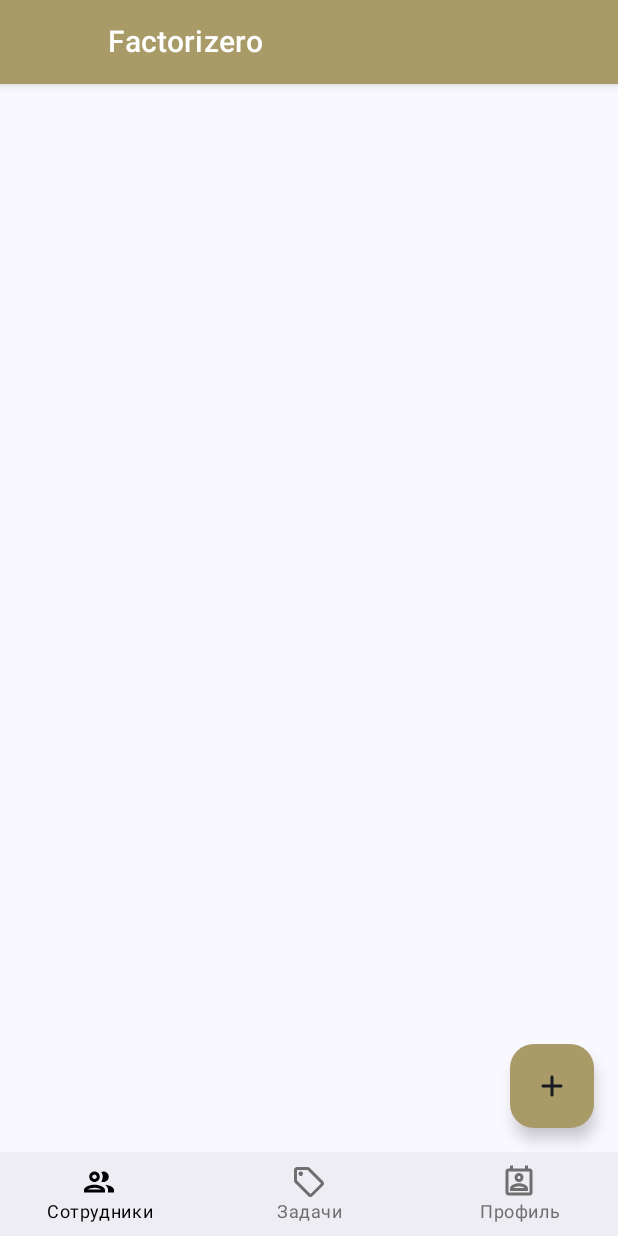
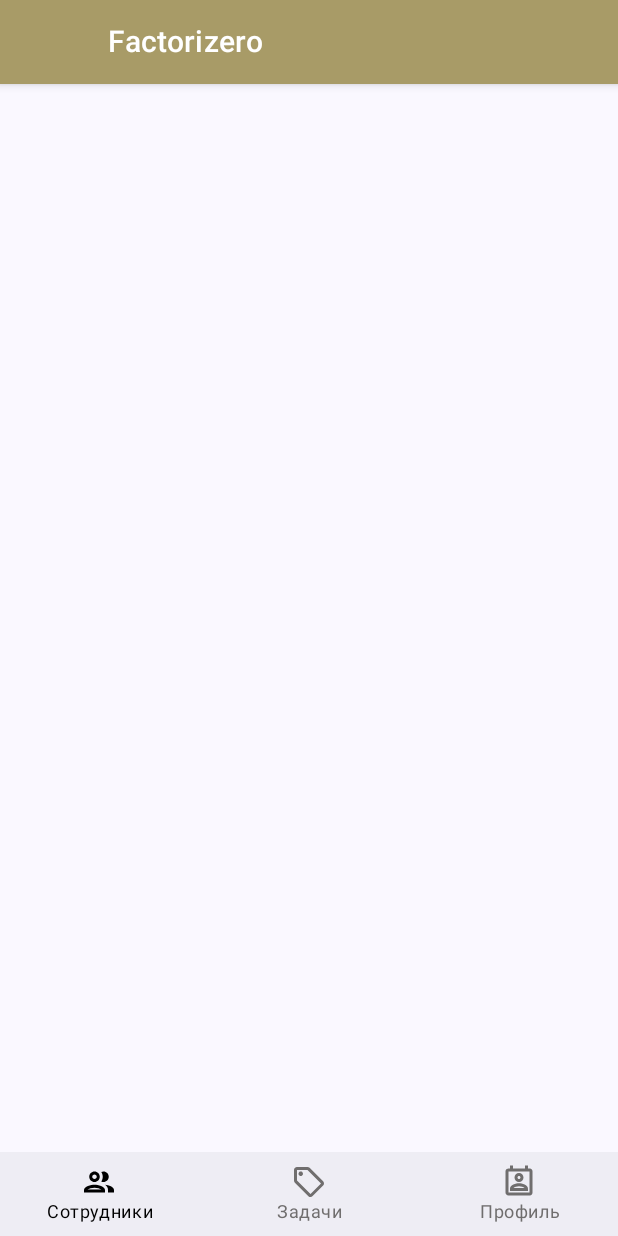
Before and after one commit to Dneprov-D/Factorizero, an Android app built with Jetpack Compose: the MasterMainScreen screen opened through its navigation route, on a phone screen of 412 x 824 dp. Run offline under Robolectric (Android 15) with nearby library versions, the phone set to English and light mode, and no system bars; our stand-ins replace Dagger/Hilt's generated code, Firebase (no records; nobody signed in at launch, a user with empty details on screens opened directly).

Commit message:
add new register screen

```diff
--- a/app/src/main/java/com/hfad/factorizero/MainActivity.kt
+++ b/app/src/main/java/com/hfad/factorizero/MainActivity.kt
@@ -19,6 +19,7 @@ class MainActivity : ComponentActivity() {
     override fun onCreate(savedInstanceState: Bundle?) {
         super.onCreate(savedInstanceState)
 //        enableEdgeToEdge()
+        Log.e("pop ","MainActivity")
         setContent {
             FactorizeroTheme {
                 FzApp()
--- a/app/src/main/java/com/hfad/factorizero/navigation/AppNavGraph.kt
+++ b/app/src/main/java/com/hfad/factorizero/navigation/AppNavGraph.kt
@@ -3,7 +3,8 @@ package com.hfad.factorizero.navigation
 import android.util.Log
 import androidx.compose.runtime.Composable
 import androidx.compose.runtime.LaunchedEffect
-import androidx.compose.runtime.SideEffect
+import androidx.compose.runtime.mutableStateOf
+import androidx.compose.runtime.remember
 import androidx.compose.ui.Modifier
 import androidx.navigation.NavHostController
 import androidx.navigation.compose.NavHost
@@ -12,6 +13,7 @@ import com.google.firebase.auth.ktx.auth
 import com.google.firebase.ktx.Firebase
 import com.hfad.authorization.presentation.LoginScreen
 import com.hfad.common.compose.navigateToNewRoot
+import com.hfad.main.presentation.employeepack.CreateNewEmployeeScreen
 import com.hfad.navigation.Screen
 
 @Composable
@@ -20,13 +22,14 @@ fun AppNavGraph(
     startDestination: Screen = Screen.LoginScreen,
     modifier: Modifier
 ) {
+
     LaunchedEffect(Unit) {
         Log.e("pop", "navGraph LaunchedEffect")
         Firebase.auth.addAuthStateListener {
             Log.e("pop", "auth ${it.currentUser}")
             if (it.currentUser != null) {
                 navController.navigateToNewRoot(Screen.MainMasterScreen)
-            } else {
+            } else if (it.currentUser == null) {
                 navController.navigateToNewRoot(Screen.LoginScreen)
             }
         }
@@ -39,15 +42,26 @@ fun AppNavGraph(
     ) {
 
         composable<Screen.LoginScreen> {
-            LoginScreen {
-                navController.navigateToNewRoot(Screen.MainMasterScreen)
-            }
+            LoginScreen(
+                onNavigateToMainScreen = {
+                    navController.navigateToNewRoot(Screen.MainMasterScreen)
+                },
+                onRegisterEmployeeClick = {
+                    navController.navigate(Screen.CreateNewEmployeeScreen)
+                }
+            )
         }
+
+        composable<Screen.CreateNewEmployeeScreen> {
+            CreateNewEmployeeScreen(
+                onRegistered = {
+                    navController.navigate(Screen.MainMasterScreen)
+                }
+            )
+        }
+
         employeeTabNavGraph(navController)
         tasksTabNavGraph(navController)
         profileTabNavGraph()
     }
 }
-
-// TODO перевызывается AppNavGraph при вызове navigateUp() из рутового экрана а ожидается сворачивание приложения (не рекомпозиция а с нуля)
-// TODO происходит при первом вызове navigateUp() далее игнорируется
--- a/core/navigation/src/main/java/com/hfad/navigation/TopLevelScreens.kt
+++ b/core/navigation/src/main/java/com/hfad/navigation/TopLevelScreens.kt
@@ -3,7 +3,8 @@ package com.hfad.navigation
 import kotlin.reflect.KClass
 
 enum class TopLevelScreens(val route: KClass<*>) {
-    LOGIN_SCREEN(route = Screen.LoginScreen::class)
+    LOGIN_SCREEN(route = Screen.LoginScreen::class),
+    REGISTER_SCREEN(route = Screen.CreateNewEmployeeScreen::class)
 }
 
 enum class NoArrowBackScreens(val route: KClass<*>) {
--- a/feature/authorization/src/main/java/com/hfad/authorization/presentation/LoginScreen.kt
+++ b/feature/authorization/src/main/java/com/hfad/authorization/presentation/LoginScreen.kt
@@ -1,12 +1,12 @@
 package com.hfad.authorization.presentation
 
 import androidx.compose.foundation.background
+import androidx.compose.foundation.layout.Arrangement
 import androidx.compose.foundation.layout.Column
 import androidx.compose.foundation.layout.Spacer
 import androidx.compose.foundation.layout.fillMaxSize
 import androidx.compose.foundation.layout.height
 import androidx.compose.foundation.layout.padding
-import androidx.compose.foundation.layout.width
 import androidx.compose.material3.MaterialTheme
 import androidx.compose.material3.Text
 import androidx.compose.runtime.Composable
@@ -29,20 +29,25 @@ import com.hfad.navigation.Screen
 @Composable
 fun LoginScreen(
     viewModel: LoginViewModel = hiltViewModel(),
-    onNavigateToMainScreen: (Screen.MainScreenDataObject) -> Unit
+    onNavigateToMainScreen: () -> Unit,
+    onRegisterEmployeeClick: () -> Unit
 ) {
     val uiState = viewModel.loginState
     val backgroundColor = MaterialTheme.colorScheme.background
     val textColor = MaterialTheme.colorScheme.onBackground
 
     ObserveAsEvents(flow = viewModel.navigationEventsChannelFlow) { event ->
-        when(event) {
-           is NavigationEvent.OnSignedIn -> {
-                onNavigateToMainScreen(event.data)
+        when (event) {
+            is NavigationEvent.OnSignedIn -> {
+                onNavigateToMainScreen()
             }
 
             is NavigationEvent.OnRegistered -> {
-                onNavigateToMainScreen(event.data)
+                onNavigateToMainScreen()
+            }
+
+            is NavigationEvent.OnRegisterEmployeeClicked -> {
+                onRegisterEmployeeClick()
             }
         }
     }
@@ -51,8 +56,9 @@ fun LoginScreen(
         modifier = Modifier
             .fillMaxSize()
             .background(color = backgroundColor)
-            .padding(top = 50.dp), //TODO поменять верстку
-        horizontalAlignment = Alignment.CenterHorizontally
+            .padding(16.dp),
+        horizontalAlignment = Alignment.CenterHorizontally,
+        verticalArrangement = Arrangement.Center
     ) {
         Text(
             text = stringResource(R.string.factorizerText),
@@ -92,12 +98,21 @@ fun LoginScreen(
             },
             text = { Text(text = stringResource(R.string.LogIn)) }
         )
-        Spacer(modifier = Modifier.width(10.dp))
+
+        Spacer(modifier = Modifier.height(10.dp))
         FzButton(
             onClick = {
                 viewModel.onCreateAccountClick()
             },
-            text = { Text(text = stringResource(R.string.CreateAnAccount)) }
+            text = { Text(text = stringResource(R.string.RegisterMaster)) }
+        )
+
+        Spacer(modifier = Modifier.height(10.dp))
+        FzButton(
+            onClick = {
+                viewModel.onCreateEmployeeAccountClick()
+            },
+            text = { Text(text = stringResource(R.string.RegisterEmployee)) }
         )
     }
 }
--- a/feature/authorization/src/main/res/values/strings.xml
+++ b/feature/authorization/src/main/res/values/strings.xml
@@ -9,7 +9,8 @@
     <string name="NameText">Имя</string>
     <string name="SurnameText">Фамилия</string>
     <string name="PasswordText">Пароль</string>
-    <string name="CreateAnAccount">Создать аккаунт</string>
+    <string name="RegisterMaster">Регестриация "Мастер"</string>
+    <string name="RegisterEmployee">Регестриация "Сотрудник"</string>
     <string name="SignOut">Выйти из профиля</string>
     <string name="DeleteAnAccount">Удалить профиль</string>
     <string name="CreateAnAccountFailure">Произошла ошибка регистрации</string>
--- a/feature/master/main/src/main/java/com/hfad/main/presentation/masterpack/MasterMainScreen.kt
+++ b/feature/master/main/src/main/java/com/hfad/main/presentation/masterpack/MasterMainScreen.kt
@@ -1,9 +1,11 @@
 package com.hfad.main.presentation.masterpack
 
 import Icons.FzIcons
-import android.util.Log
 import androidx.compose.foundation.background
+import androidx.compose.foundation.layout.Spacer
+import androidx.compose.foundation.layout.fillMaxWidth
 import androidx.compose.foundation.layout.padding
+import androidx.compose.foundation.layout.width
 import androidx.compose.foundation.lazy.grid.GridCells
 import androidx.compose.foundation.lazy.grid.LazyVerticalGrid
 import androidx.compose.foundation.lazy.grid.items
@@ -11,42 +13,29 @@ import androidx.compose.material3.FloatingActionButton
 import androidx.compose.material3.Icon
 import androidx.compose.material3.MaterialTheme
 import androidx.compose.material3.Scaffold
+import androidx.compose.material3.Text
 import androidx.compose.runtime.Composable
-import androidx.compose.runtime.LaunchedEffect
 import androidx.compose.ui.Modifier
+import androidx.compose.ui.res.stringResource
 import androidx.compose.ui.unit.dp
 import androidx.hilt.navigation.compose.hiltViewModel
-import androidx.navigation.NavHostController
-import com.google.firebase.firestore.ktx.firestore
-import com.google.firebase.ktx.Firebase
+import buttons.FzOutlinedButton
 import com.hfad.designsystem.components.theme.LightColorScheme
+import com.hfad.main.R
 import com.hfad.model.Employee
-import com.hfad.navigation.Screen
 import com.hfad.ui.profile.EmployeeCard
-import com.hfad.ui.profile.uimodel.EmployeeUiModel
 
 @Composable
 fun MasterMainScreen(
     viewModel: MasterMainViewModel = hiltViewModel(),
-    onEmployeeClick: (Employee) -> Unit,
-    onFabClick: () -> Unit
+    onEmployeeClick: (Employee) -> Unit
 ) {
     val state = viewModel.state
     val backgroundColor = MaterialTheme.colorScheme.background
 
     Scaffold(
         modifier = Modifier
-            .background(color = backgroundColor),
-        floatingActionButton = {
-            FloatingActionButton(
-                onClick = {
-                    onFabClick()
-                },
-                containerColor = LightColorScheme.tertiary
-            ) {
-                Icon(FzIcons.Add, contentDescription = null)
-            }
-        }
+            .background(color = backgroundColor)
     ) { innerPadding ->
         LazyVerticalGrid(
             columns = GridCells.Fixed(1),
```
Also changed, not shown: app/src/main/java/com/hfad/factorizero/navigation/Ext.kt (+5 -14 lines), feature/authorization/src/main/java/com/hfad/authorization/presentation/LoginViewModel.kt (+16 -8 lines), 1 other file.
